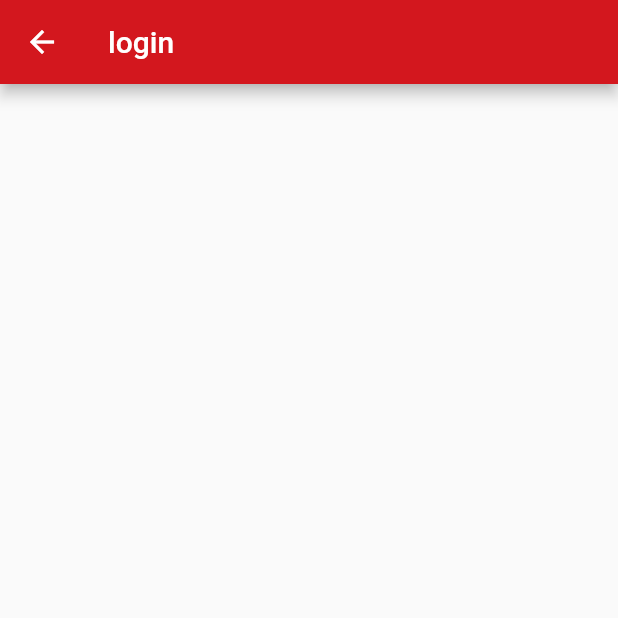
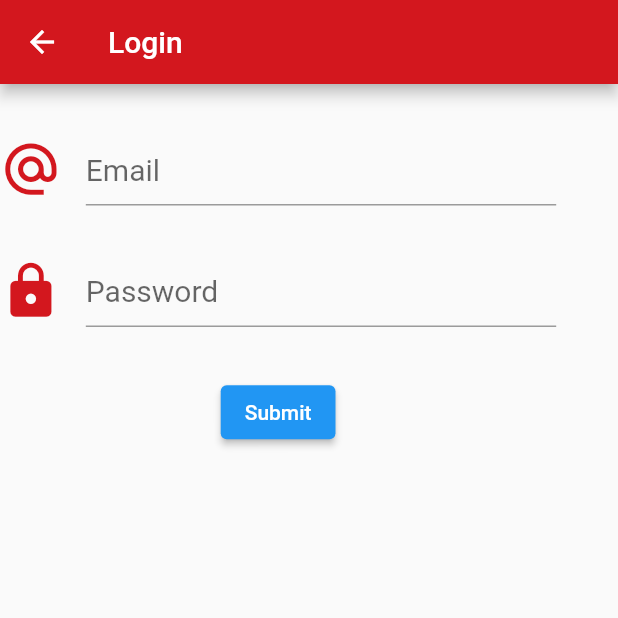
Before and after one commit to Chamasa/mibf, a Flutter app: the screen it shows after launch, after a tap on "LOGIN", on a phone screen of 412 x 824 dp, the top half of it. Run offline on Flutter 3.47's test engine with Material 2 defaults, Android fonts, the phone set to English and light mode, and no system bars; our stand-ins replace sembast; network calls fail.

Commit message:
Add files via upload

```diff
--- a/lib/Screen/login.dart
+++ b/lib/Screen/login.dart
@@ -1,18 +1,96 @@
 import 'package:flutter/material.dart';
+import 'package:fmc/Screen/dashB.dart';
+import 'package:fmc/backend/database.dart';
+import '../contant.dart';
 
 class Login extends StatefulWidget {
-  const Login({ Key? key }) : super(key: key);
-
   @override
   _LoginState createState() => _LoginState();
 }
 
 class _LoginState extends State<Login> {
+  var email, password;
+  final formKey = GlobalKey<FormState>();
+
   @override
   Widget build(BuildContext context) {
+    Size size = MediaQuery.of(context).size;
     return Scaffold(
-        appBar: AppBar(title: Text('login'),),
+      appBar: AppBar(
+        title: Text('Login'),
+      ),
+      body: Form(
+        key: formKey,
+        child: SingleChildScrollView(
+          child: Column(
+            children: [
+              SizedBox(
+                height: size.height * 0.04,
+              ),
+              Container(
+                width: size.width * 0.9,
+                child: TextFormField(
+                  style: TextStyle(color: Colors.black, fontSize: 20),
+                  decoration: InputDecoration(
+                    icon: Icon(
+                      Icons.alternate_email,
+                      color: pColor,
+                      size: size.height * 0.05,
+                    ),
+                    hintText: "Email",
+                  ),
+                  onSaved: (val) {
+                    email = val;
+                  },
+                ),
+              ),
+              SizedBox(
+                height: size.height * 0.04,
+              ),
+              Container(
+                width: size.width * 0.9,
+                child: TextFormField(
+                  style: TextStyle(color: Colors.black, fontSize: 20),
+                  obscureText: true,
+                  decoration: InputDecoration(
+                    icon: Icon(
+                      Icons.lock,
+                      color: pColor,
+                      size: size.height * 0.05,
+                    ),
+                    hintText: "Password",
+                  ),
+                  onSaved: (val) {
+                    password = val;
+                  },
+                ),
+              ),
+              SizedBox(
+                height: size.height * 0.04,
+              ),
+              ElevatedButton(
+                child: Text('Submit'),
+                onPressed: () {
+                  formKey.currentState!.save();
+                  //print("$email $password");
+                  var loc = localDB();
+                  loc.Login(email, password).then((val) {
+                    if (val) {
+                      print('sus');
+                      Navigator.pushNamed(context, 'dashB');
+                    } else {
+                      print('fall');
+                      final Bar = SnackBar(content: Text('ไม่พบข้อมูล'),
+                      );
+                      ScaffoldMessenger.of(context).showSnackBar(Bar);
+                    }
+                  });
+                },
+              )
+            ],
+          ),
+        ),
+      ),
     );
-
   }
 }
--- a/lib/main.dart
+++ b/lib/main.dart
@@ -5,6 +5,8 @@ import 'package:fmc/index.dart';
 import "package:fmc/contant.dart";
 import "package:fmc/Screen/login.dart";
 import "package:fmc/Screen/login.dart";
+
+import 'Screen/dashB.dart';
 //import 'package:fmc/HomeP.dart';
 
 void main() {
@@ -25,6 +27,7 @@ class MYAPP extends StatelessWidget {
       routes :{
         'Login' : (context) => Login(),
         'Register': (context) => Register(),
+        'dashB' : (context) => DashB(),
       },
 
       home: ID(),
```
Also changed, not shown: lib/Screen/dashB.dart (added, +17 -0 lines), lib/Screen/reg.dart (+15 -14 lines), lib/backend/database.dart (added, +62 -0 lines).
